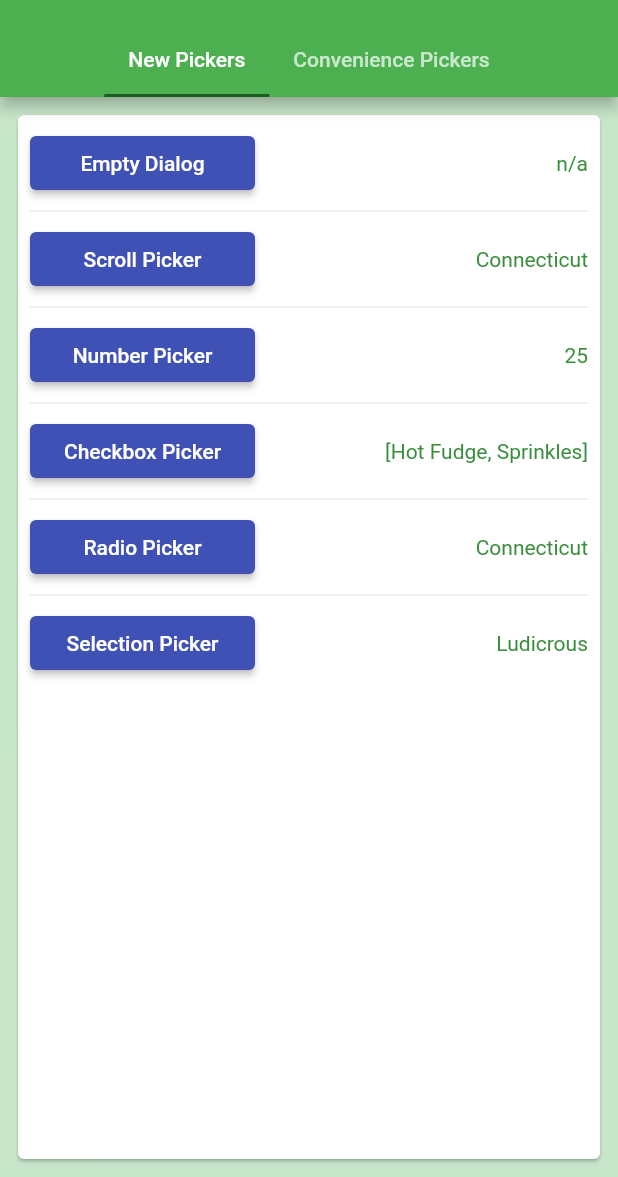
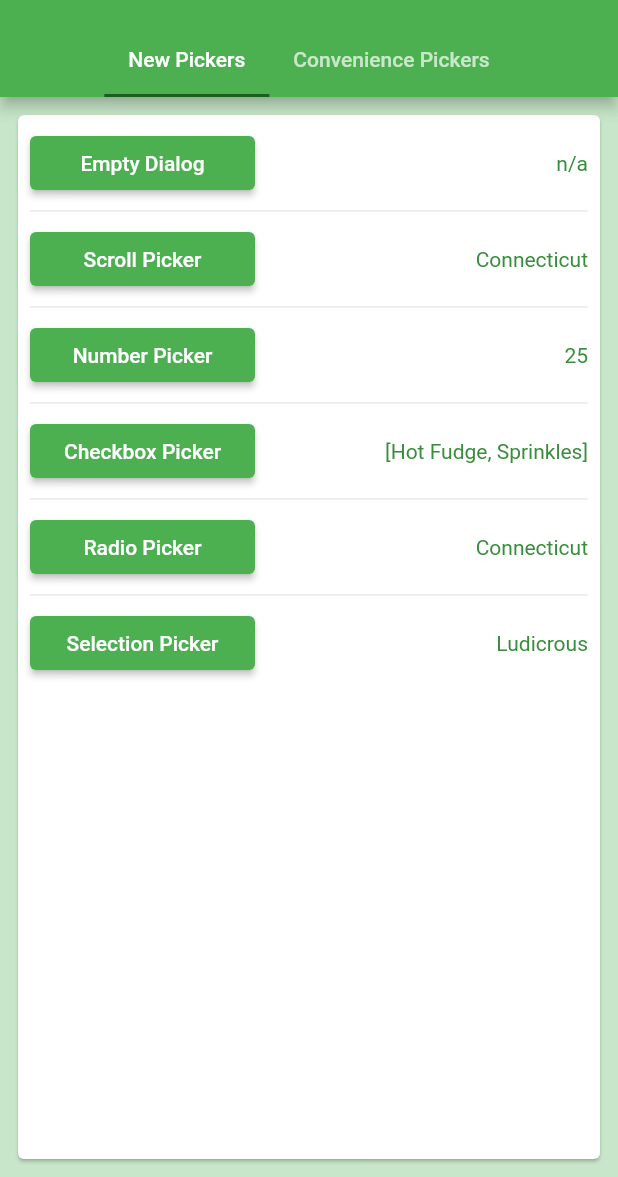
Before and after one commit to codegrue/flutter_material_pickers, a Flutter app: the screen it shows after launch, on a phone screen of 412 x 824 dp, the part 59-1236 px from its top. Run offline on Flutter 3.47's test engine with Material 2 defaults, Android fonts, the phone set to English and light mode, and no system bars; our stand-ins replace adaptive_theme, file_picker, flutter_colorpicker.

Commit message:
added new theme colors

```diff
--- a/example/lib/main.dart
+++ b/example/lib/main.dart
@@ -29,12 +29,16 @@ ThemeData _buildTheme(Brightness brightness) {
   var theme = ThemeData(
     primarySwatch: Colors.indigo,
     brightness: brightness,
-  );
+  ); // app background color
 
   if (brightness == Brightness.light) {
     theme = theme.copyWith(
       primaryColor: Colors.green, // background color of the header area
-      backgroundColor: Colors.green[100], // app background color
+      backgroundColor: Colors.green[100],
+      colorScheme: theme.colorScheme.copyWith(
+        primary: Colors.green, // new way to do title color
+        surface: Colors.green[100], // new way to do background color
+      ),
       accentColor:
           Colors.green[900], // color of selected controls and button bar text
       dialogBackgroundColor:
```
